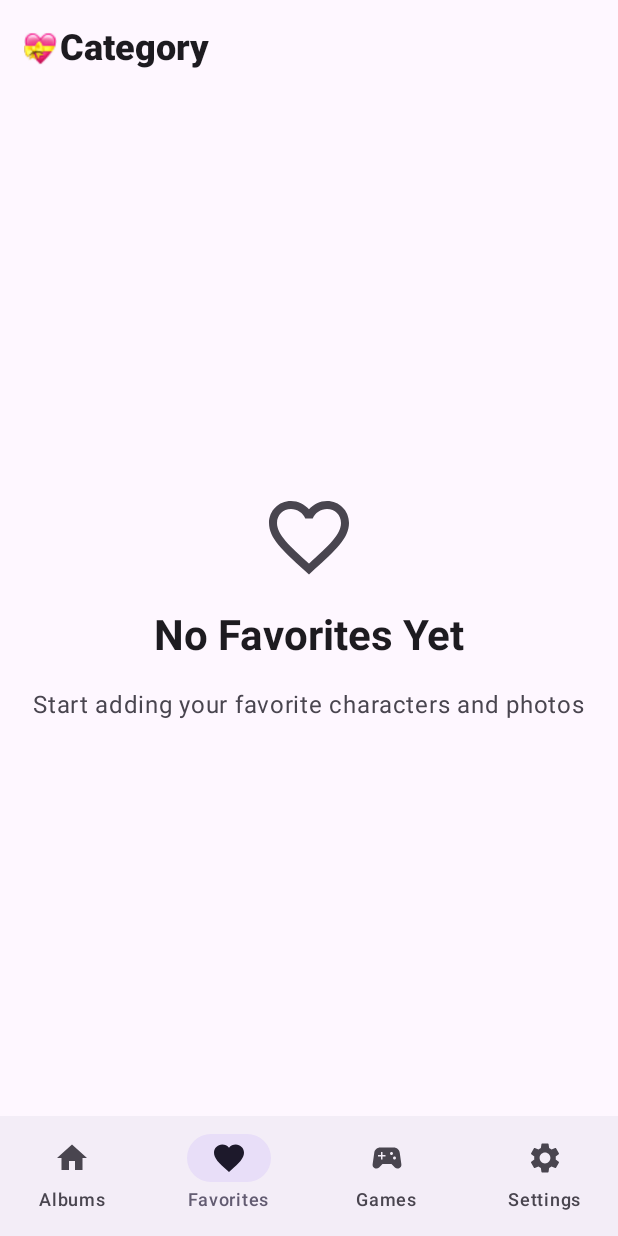
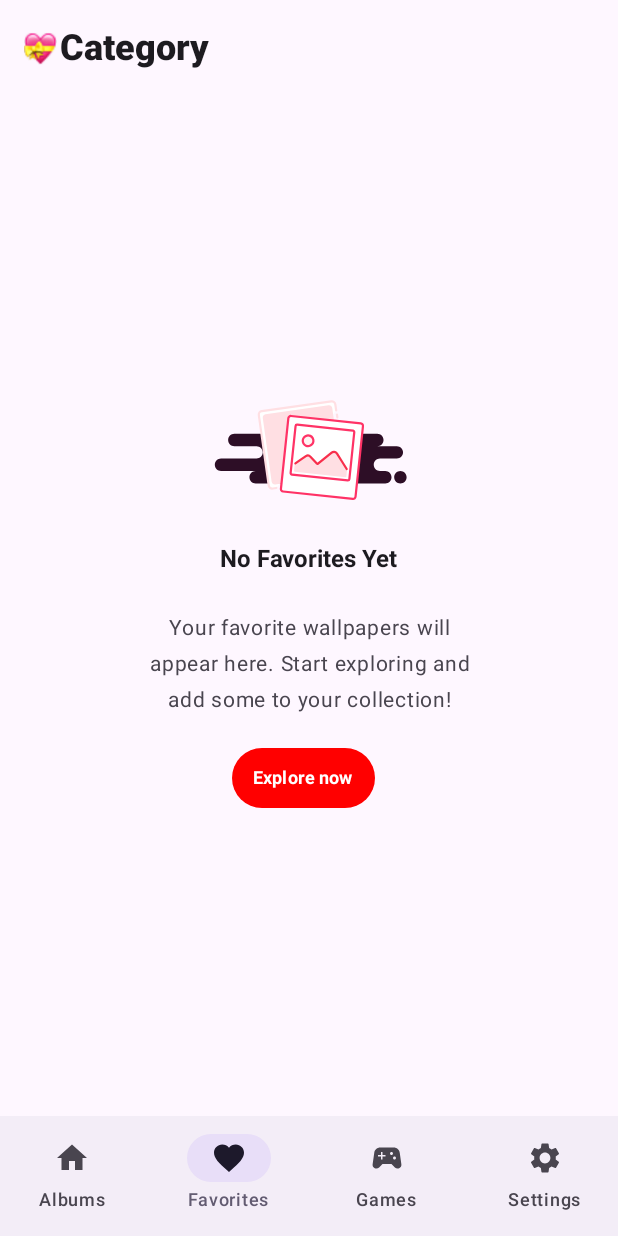
Before and after one commit to TruongAnim/admob_template, an Android app built with Jetpack Compose: the @Preview function HomeScreenPreview, item 2 of the bottom bar chosen, on a phone screen of 412 x 824 dp. Run offline under Robolectric (Android 15) with nearby library versions, the phone set to English and light mode, and no system bars; our stand-ins replace AdMob; pictures from the network do not load; 1 statement that could not run was skipped.

Commit message:
change ui no favorites screen

```diff
--- a/app/src/main/java/com/truonganim/admob/ui/favorites/FavoritesScreen.kt
+++ b/app/src/main/java/com/truonganim/admob/ui/favorites/FavoritesScreen.kt
@@ -2,15 +2,35 @@ package com.truonganim.admob.ui.favorites
 
 import androidx.compose.foundation.Image
 import androidx.compose.foundation.clickable
-import androidx.compose.foundation.layout.*
+import androidx.compose.foundation.layout.Arrangement
+import androidx.compose.foundation.layout.Box
+import androidx.compose.foundation.layout.Column
+import androidx.compose.foundation.layout.PaddingValues
+import androidx.compose.foundation.layout.Row
+import androidx.compose.foundation.layout.Spacer
+import androidx.compose.foundation.layout.aspectRatio
+import androidx.compose.foundation.layout.fillMaxSize
+import androidx.compose.foundation.layout.fillMaxWidth
+import androidx.compose.foundation.layout.height
+import androidx.compose.foundation.layout.padding
+import androidx.compose.foundation.layout.size
+import androidx.compose.foundation.layout.width
 import androidx.compose.foundation.lazy.LazyColumn
 import androidx.compose.foundation.lazy.LazyRow
 import androidx.compose.foundation.lazy.items
 import androidx.compose.foundation.shape.RoundedCornerShape
 import androidx.compose.material.icons.Icons
 import androidx.compose.material.icons.filled.Favorite
-import androidx.compose.material.icons.filled.FavoriteBorder
-import androidx.compose.material3.*
+import androidx.compose.material3.Button
+import androidx.compose.material3.ButtonDefaults
+import androidx.compose.material3.Card
+import androidx.compose.material3.CardDefaults
+import androidx.compose.material3.CircularProgressIndicator
+import androidx.compose.material3.Icon
+import androidx.compose.material3.IconButton
+import androidx.compose.material3.MaterialTheme
+import androidx.compose.material3.Surface
+import androidx.compose.material3.Text
 import androidx.compose.runtime.Composable
 import androidx.compose.runtime.collectAsState
 import androidx.compose.runtime.getValue
@@ -19,10 +39,15 @@ import androidx.compose.ui.Modifier
 import androidx.compose.ui.graphics.Color
 import androidx.compose.ui.layout.ContentScale
 import androidx.compose.ui.platform.LocalContext
+import androidx.compose.ui.res.painterResource
 import androidx.compose.ui.text.font.FontWeight
+import androidx.compose.ui.text.style.TextAlign
+import androidx.compose.ui.tooling.preview.Preview
 import androidx.compose.ui.unit.dp
+import androidx.compose.ui.unit.sp
 import androidx.lifecycle.viewmodel.compose.viewModel
 import coil.compose.rememberAsyncImagePainter
+import com.truonganim.admob.R
 import com.truonganim.admob.data.AppCharacter
 
 /**
@@ -44,6 +69,7 @@ fun FavoritesScreen(
         favoriteAppCharacters = uiState.favoriteAppCharacters,
         favoritePhotos = uiState.favoritePhotos,
         isLoading = uiState.isLoading,
+        onExploreClick = {},
         onCharacterClick = { character ->
             onCharacterClick(character.id)
         },
@@ -60,6 +86,7 @@ private fun FavoritesContent(
     favoriteAppCharacters: List<AppCharacter>,
     favoritePhotos: List<String>,
     isLoading: Boolean,
+    onExploreClick: () -> Unit,
     onCharacterClick: (AppCharacter) -> Unit,
     onPhotoClick: (String, List<String>) -> Unit,
     onCharacterFavoriteClick: (AppCharacter) -> Unit,
@@ -86,25 +113,46 @@ private fun FavoritesContent(
                 horizontalAlignment = Alignment.CenterHorizontally,
                 verticalArrangement = Arrangement.spacedBy(16.dp)
             ) {
-                Icon(
-                    imageVector = Icons.Default.FavoriteBorder,
+                Image(
+                    painter = painterResource(R.drawable.ic_no_favorites),
                     contentDescription = "No Favorites",
-                    modifier = Modifier.size(64.dp),
-                    tint = MaterialTheme.colorScheme.onSurfaceVariant
                 )
 
                 Text(
                     text = "No Favorites Yet",
                     style = MaterialTheme.typography.headlineMedium.copy(
                         fontWeight = FontWeight.Bold
-                    )
+                    ),
+                    fontSize = 16.sp
                 )
 
                 Text(
-                    text = "Start adding your favorite characters and photos",
+                    text = "Your favorite wallpapers will appear here. Start exploring and add some to your collection!",
                     style = MaterialTheme.typography.bodyLarge,
-                    color = MaterialTheme.colorScheme.onSurfaceVariant
+                    color = MaterialTheme.colorScheme.onSurfaceVariant,
+                    modifier = Modifier.padding(horizontal = 72.dp),
+                    fontSize = 14.sp,
+                    textAlign = TextAlign.Center,
                 )
+
+                Button(
+                    onClick = onExploreClick,
+                    colors = ButtonDefaults.buttonColors(
+                        containerColor = Color.Red
+                    ),
+                    shape = RoundedCornerShape(100.dp),
+                    contentPadding = PaddingValues(
+                        horizontal = 14.dp
+                    ),
+                    modifier = Modifier.padding(end = 8.dp)
+                ) {
+                    Text(
+                        text = "Explore now",
+                        fontWeight = FontWeight.Bold,
+                        fontSize = 12.sp
+                    )
+                }
+
             }
         }
     } else {
@@ -370,3 +418,20 @@ private fun FavouritePhotoItem(
         }
     }
 }
+
+@Preview(showBackground = true)
+@Composable
+private fun FavoritesContentEmptyPreview() {
+    FavoritesContent(
+        favoriteAppCharacters = emptyList(),
+        favoritePhotos = emptyList(),
+        isLoading = false,
+        onCharacterClick = {},
+        onPhotoClick = { _, _ -> },
+        onCharacterFavoriteClick = {},
+        onPhotoFavoriteClick = {},
+        onViewAllCharactersClick = {},
+        onViewAllPhotosClick = {},
+        onExploreClick = {}
+    )
+}
--- /dev/null
+++ b/app/src/main/res/drawable/ic_no_favorites.xml
@@ -0,0 +1,58 @@
+<vector xmlns:android="http://schemas.android.com/apk/res/android"
+    android:width="149dp"
+    android:height="73dp"
+    android:viewportWidth="149"
+    android:viewportHeight="73">
+  <path
+      android:pathData="M82.14,15.49C84.42,15.49 86.27,17.34 86.27,19.62C86.27,21.91 84.42,23.76 82.14,23.76H119.94C122.22,23.76 124.07,25.61 124.07,27.89C124.07,30.17 122.22,32.02 119.94,32.02H132.93C135.21,32.02 137.07,33.88 137.07,36.16C137.07,38.44 135.21,40.29 132.93,40.29H121.71C119.43,40.29 117.57,42.15 117.57,44.43C117.57,46.71 119.43,48.56 121.71,48.56H125.25C127.54,48.56 129.39,50.41 129.39,52.7C129.39,54.98 127.54,56.83 125.25,56.83H94.54C94.24,56.83 93.94,56.8 93.65,56.74C93.37,56.8 93.07,56.83 92.77,56.83H39.02C36.74,56.83 34.89,54.98 34.89,52.7C34.89,50.41 36.74,48.56 39.02,48.56H15.99C13.7,48.56 11.85,46.71 11.85,44.43C11.85,42.15 13.7,40.29 15.99,40.29H39.61C41.9,40.29 43.75,38.44 43.75,36.16C43.75,33.88 41.9,32.03 39.61,32.02H24.85C22.56,32.02 20.71,30.17 20.71,27.89C20.71,25.61 22.56,23.76 24.85,23.76H48.47C46.19,23.76 44.34,21.91 44.34,19.62C44.34,17.34 46.19,15.49 48.47,15.49H82.14ZM135.29,48.56C137.58,48.56 139.43,50.41 139.43,52.7C139.43,54.98 137.58,56.83 135.29,56.83C133.01,56.83 131.16,54.98 131.16,52.7C131.16,50.41 133.01,48.56 135.29,48.56Z"
+      android:fillColor="#2D0E26"/>
+  <path
+      android:pathData="M52.77,59.86L50.37,60.19C49.07,60.38 47.88,59.48 47.7,58.18L41.12,11.39C40.94,10.1 41.84,8.91 43.13,8.73L89.34,2.23C90.63,2.05 91.83,2.95 92.01,4.24C92.01,4.24 92.43,7.23 92.57,8.26"
+      android:fillColor="#ffffff"
+      android:fillType="evenOdd"/>
+  <path
+      android:pathData="M54.26,57.25L52.08,57.56C50.91,57.73 49.82,56.91 49.66,55.74L43.76,13.26C43.59,12.09 44.41,11 45.59,10.83L87.54,4.87C88.72,4.7 89.8,5.52 89.96,6.69L90.47,10.34C90.5,10.54 92.31,23.65 95.91,49.68C96.09,50.98 95.19,52.19 93.89,52.37C93.88,52.38 93.87,52.38 93.85,52.38L54.26,57.25Z"
+      android:fillColor="#FFDFE3"
+      android:fillType="evenOdd"/>
+  <path
+      android:pathData="M52.77,59.86L50.37,60.19C49.07,60.38 47.88,59.48 47.7,58.18L41.12,11.39C40.94,10.1 41.84,8.91 43.13,8.73L89.34,2.23C90.63,2.05 91.83,2.95 92.01,4.24C92.01,4.24 92.43,7.23 92.57,8.26"
+      android:strokeWidth="1.47656"
+      android:fillColor="#00000000"
+      android:strokeColor="#FFDFE3"
+      android:strokeLineCap="round"/>
+  <path
+      android:pathData="M93.06,10.99L93.36,12.83"
+      android:strokeWidth="1.47656"
+      android:fillColor="#00000000"
+      android:strokeColor="#FFDFE3"
+      android:strokeLineCap="round"/>
+  <path
+      android:pathData="M62.55,11.97L108.96,16.85C109.85,16.94 110.5,17.74 110.4,18.63L105.46,65.62C105.37,66.51 104.57,67.16 103.68,67.07L57.28,62.19C56.38,62.1 55.74,61.3 55.83,60.4L60.77,13.41C60.86,12.52 61.66,11.87 62.55,11.97Z"
+      android:strokeWidth="1.47656"
+      android:fillColor="#ffffff"
+      android:strokeColor="#FF3366"/>
+  <path
+      android:pathData="M64.83,18.59C64.93,17.62 65.8,16.91 66.78,17.01L103.78,20.9C104.75,21.01 105.46,21.88 105.36,22.85L102.09,53.98C101.98,54.96 101.11,55.66 100.14,55.56L63.13,51.67C62.16,51.57 61.45,50.7 61.56,49.72L64.83,18.59Z"
+      android:fillColor="#ffffff"
+      android:fillType="evenOdd"/>
+  <path
+      android:pathData="M66.63,42.58L72.41,38.68C73.38,38.03 74.67,38.18 75.47,39.03L79.7,43.59C79.92,43.82 80.27,43.85 80.51,43.65L89.57,36.31C90.66,35.42 92.28,35.68 93.04,36.86L98.93,45.98L99.78,47.39L99.38,52.19C99.35,52.52 99.05,52.76 98.72,52.73L65.08,48.99C64.76,48.95 64.53,48.67 64.56,48.35L65,43.51L66.63,42.58Z"
+      android:fillColor="#FFDFE3"
+      android:fillType="evenOdd"/>
+  <path
+      android:pathData="M66.7,17.75L103.7,21.64C104.27,21.7 104.68,22.21 104.62,22.77L101.35,53.91C101.29,54.47 100.78,54.88 100.22,54.83L63.21,50.94C62.64,50.88 62.23,50.37 62.29,49.8L65.56,18.67C65.62,18.1 66.13,17.69 66.7,17.75Z"
+      android:strokeWidth="1.47656"
+      android:fillColor="#00000000"
+      android:strokeColor="#FF3366"/>
+  <path
+      android:pathData="M73.89,28.45m-3.52,-0.37a3.54,3.54 51,1 1,7.05 0.74a3.54,3.54 51,1 1,-7.05 -0.74"
+      android:strokeWidth="1.48"
+      android:fillColor="#FFF3F3"
+      android:strokeColor="#FF3366"/>
+  <path
+      android:pathData="M65.44,43.5C67.76,41.89 72.41,38.68 72.41,38.68C73.38,38.03 74.67,38.18 75.47,39.03L79.7,43.59C79.91,43.82 80.27,43.85 80.51,43.65L89.57,36.31C90.58,35.49 92.07,35.64 92.89,36.66C92.94,36.72 92.99,36.79 93.04,36.86C93.04,36.86 98.34,45.27 99.57,47.23"
+      android:strokeWidth="1.47656"
+      android:fillColor="#00000000"
+      android:strokeColor="#F82F4C"
+      android:strokeLineCap="round"/>
+</vector>
```
